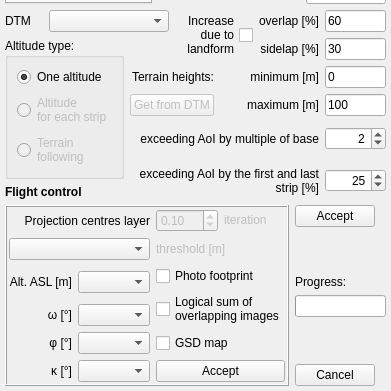
The window that flight_planner_dialog_base.ui (JMG30/flight_planner) describes before a commit, drawn with Qt 5; both pictures show x 0 to 391 and y 191 to 582 of the 391 by 582 pixel window.
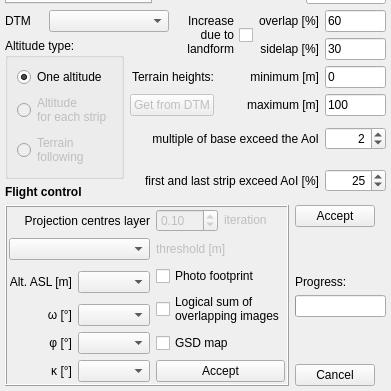
The same window after the commit. Custom widgets are drawn as their Qt base class.

Diff of the .ui file:
```diff
--- a/flight_planner_dialog_base.ui
+++ b/flight_planner_dialog_base.ui
@@ -7,7 +7,7 @@
     <x>0</x>
     <y>0</y>
     <width>368</width>
-    <height>547</height>
+    <height>551</height>
    </rect>
   </property>
   <property name="windowTitle">
@@ -658,7 +658,7 @@
      <item row="4" column="3" rowspan="2" colspan="4">
       <widget class="QLabel" name="label_36">
        <property name="text">
-        <string>exceeding AoI by multiple of base</string>
+        <string>multiple of base exceed the AoI</string>
        </property>
        <property name="alignment">
         <set>Qt::AlignRight|Qt::AlignTrailing|Qt::AlignVCenter</set>
@@ -668,7 +668,7 @@
      <item row="6" column="3" rowspan="2" colspan="4">
       <widget class="QLabel" name="label_37">
        <property name="text">
-        <string>exceeding AoI by the first and last strip [%]</string>
+        <string>first and last strip exceed AoI [%]</string>
        </property>
        <property name="alignment">
         <set>Qt::AlignRight|Qt::AlignTrailing|Qt::AlignVCenter</set>
```
Left out of the diff: 4 changed lines with no effect on the pictures.
